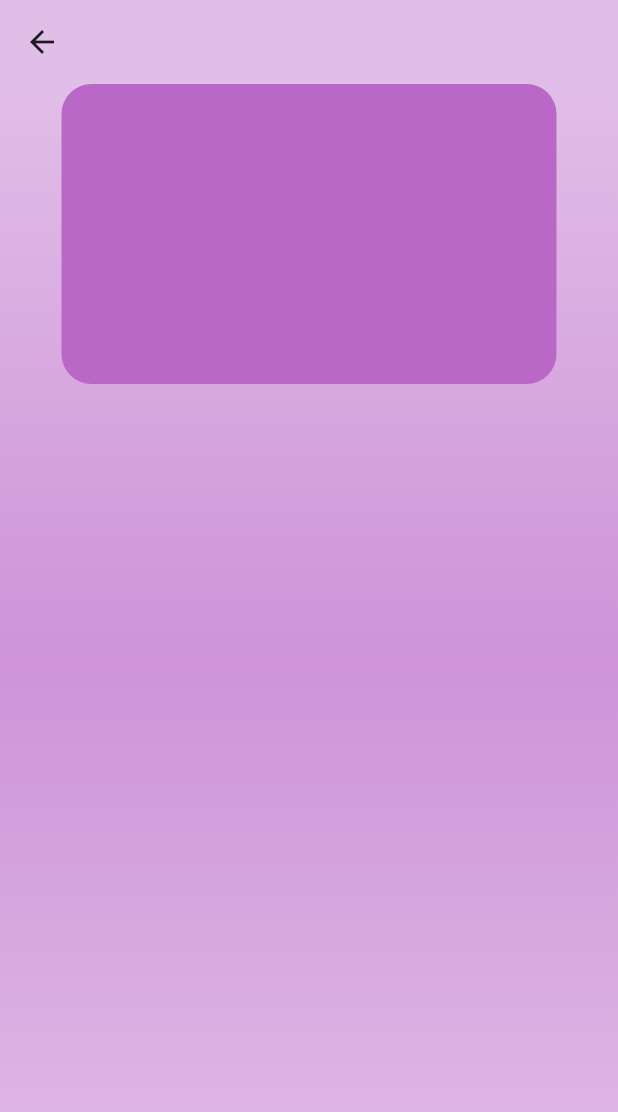
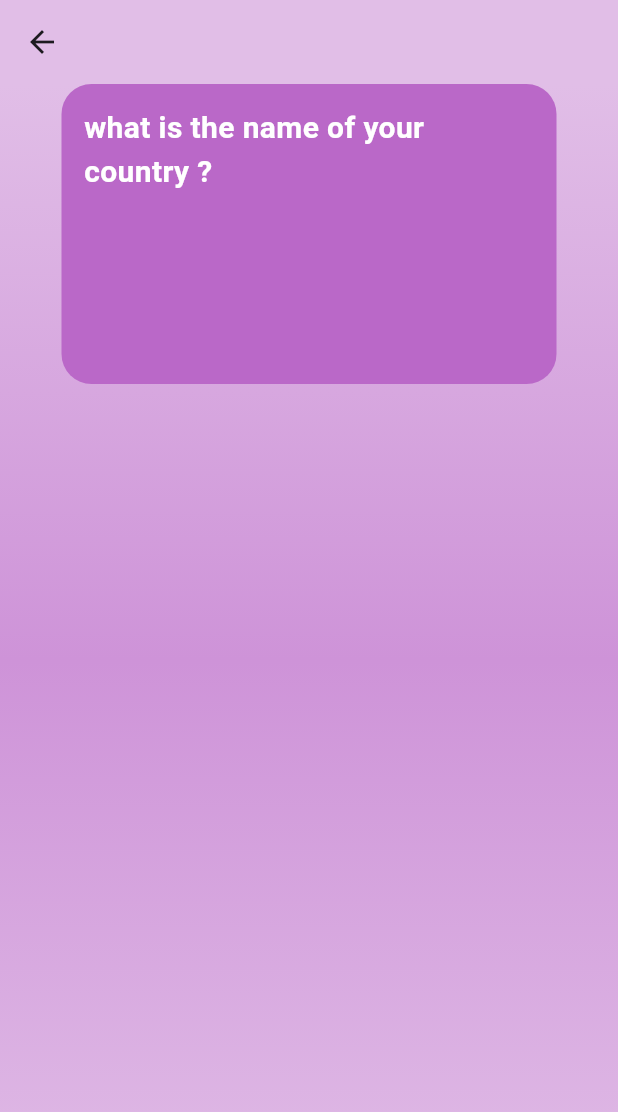
Before and after one commit to sohasara/Quiz-App, a Flutter app: the DetailsPage screen opened directly, on a phone screen of 412 x 824 dp. Shown: the top 1112 px of the screen. Run offline on Flutter 3.47's test engine with Material 3 defaults, Android fonts, the phone set to English and light mode, and no system bars; our stand-ins replace flutter_riverpod.

Commit message:
add text

```diff
--- a/lib/ui/details/details_page.dart
+++ b/lib/ui/details/details_page.dart
@@ -35,7 +35,7 @@ class DetailsPage extends ConsumerWidget {
                 borderRadius: BorderRadius.circular(20),
               ),
               child: const Text(
-                '',
+                'what is the name of your country ?',
                 style: TextStyle(
                   fontSize: 20,
                   color: Colors.white,
```
